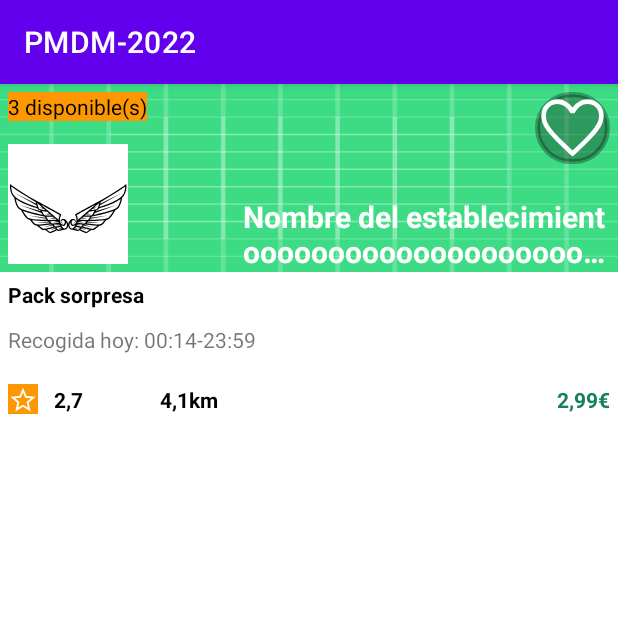
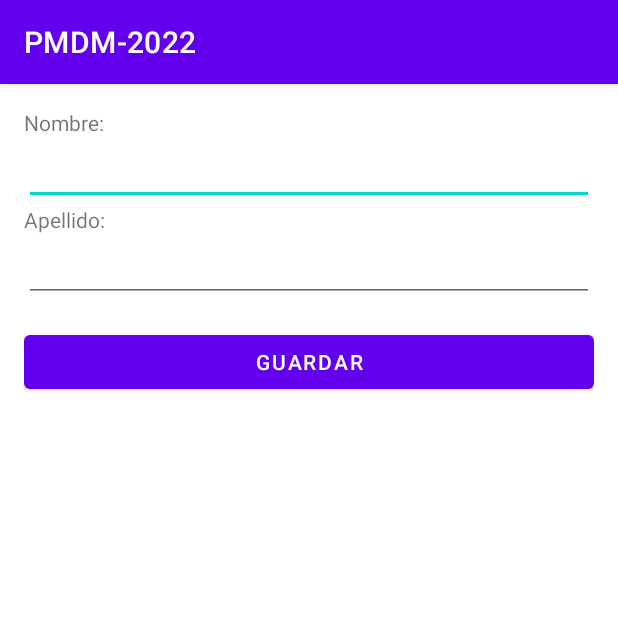
Before and after one commit to Joelgh1/PMDM, an Android app: the screen it shows after launch (Ut01Ex04Activity before the commit, Ut01Ex06Activity after it), on a phone screen of 412 x 824 dp, the top half of it. Run offline under Robolectric (Android 15) with nearby library versions, the phone set to English and light mode, and no system bars.

Commit message:
Ut01Ex06 EditText and ScrollView

```diff
--- /dev/null
+++ b/app/src/main/java/com/joelgh/pmdm_2022/ut01/ex06/domain/Cat.kt
@@ -0,0 +1,3 @@
+package com.joelgh.pmdm_2022.ut01.ex06.domain
+
+data class Cat(val name: String, val surname: String)
--- /dev/null
+++ b/app/src/main/java/com/joelgh/pmdm_2022/ut01/ex06/presentation/Ut01Ex06Activity.kt
@@ -0,0 +1,33 @@
+package com.joelgh.pmdm_2022.ut01.ex06.presentation
+
+import androidx.appcompat.app.AppCompatActivity
+import android.os.Bundle
+import android.util.Log
+import android.widget.Button
+import android.widget.EditText
+import com.joelgh.pmdm_2022.R
+import com.joelgh.pmdm_2022.ut01.ex06.domain.Cat
+
+class Ut01Ex06Activity : AppCompatActivity() {
+
+    override fun onCreate(savedInstanceState: Bundle?) {
+        super.onCreate(savedInstanceState)
+        setContentView(R.layout.activity_ut01_ex06)
+        setupView()
+    }
+
+    private fun setupView(){
+        val inputName = findViewById<EditText>(R.id.input_name)
+        val inputSurname = findViewById<EditText>(R.id.input_surname)
+        val actionSave = findViewById<Button>(R.id.action_save)
+
+        actionSave.setOnClickListener {
+            val cat = Cat(
+                inputName.text.toString(),
+                inputSurname.text.toString()
+            )
+
+            Log.d("@dev", "Cat: $cat")
+        }
+    }
+}
--- /dev/null
+++ b/app/src/main/res/layout/activity_ut01_ex06.xml
@@ -0,0 +1,38 @@
+<?xml version="1.0" encoding="utf-8"?>
+<LinearLayout xmlns:android="http://schemas.android.com/apk/res/android"
+    xmlns:app="http://schemas.android.com/apk/res-auto"
+    xmlns:tools="http://schemas.android.com/tools"
+    android:layout_width="match_parent"
+    android:layout_height="match_parent"
+    android:orientation="vertical"
+    android:layout_margin="@dimen/both_spacing"
+    tools:context=".ut01.ex06.presentation.Ut01Ex06Activity">
+
+    <TextView
+        android:text="@string/form_label_name"
+        android:layout_width="match_parent"
+        android:layout_height="wrap_content"/>
+
+    <EditText
+        android:id="@+id/input_name"
+        android:layout_width="match_parent"
+        android:layout_height="wrap_content"/>
+
+    <TextView
+        android:text="@string/form_label_surname"
+        android:layout_width="match_parent"
+        android:layout_height="wrap_content"/>
+
+    <EditText
+        android:id="@+id/input_surname"
+        android:layout_width="match_parent"
+        android:layout_height="wrap_content"/>
+
+    <Button
+        android:id="@+id/action_save"
+        android:layout_marginTop="@dimen/both_spacing"
+        android:text="@string/form_label_save"
+        android:layout_width="match_parent"
+        android:layout_height="wrap_content"/>
+
+</LinearLayout>
--- a/app/src/main/res/values/colors.xml
+++ b/app/src/main/res/values/colors.xml
@@ -11,5 +11,6 @@
     <color name="yellow">#FFEB3B</color>
     <color name="orange">#FF9800</color>
     <color name="dark_green">#198158</color>
+    <color name="white_50">#80FFFFFF</color>
     <color name="weak_black">#4D000000</color>
 </resources>
--- a/app/src/main/res/values/dimens.xml
+++ b/app/src/main/res/values/dimens.xml
@@ -13,4 +13,8 @@
     <dimen name="text_size">20sp</dimen>
     <dimen name="logo_size">80dp</dimen>
     <dimen name="text_width">250dp</dimen>
+    <dimen name="both_spacing">16dp</dimen>
+    <dimen name="line_spacing">8dp</dimen>
+    <dimen name="icon_size">20dp</dimen>
+    <dimen name="img_size">180dp</dimen>
 </resources>
--- a/app/src/main/res/values/strings.xml
+++ b/app/src/main/res/values/strings.xml
@@ -14,4 +14,9 @@
     <string name="info">Recogida hoy: 00:14-23:59</string>
     <string name="text_title">Pack sorpresa</string>
     <string name="product_title">Nombre del establecimientoooooooooooooooooooooooooooooooooooooooooooooooooooooooooooooooooo</string>
+
+    <!--Form-->
+    <string name="form_label_name">Nombre:</string>
+    <string name="form_label_surname">Apellido:</string>
+    <string name="form_label_save">Guardar</string>
 </resources>
```
Also changed, not shown: app/src/main/AndroidManifest.xml (+19 -6 lines), app/src/main/java/com/joelgh/pmdm_2022/ut01/ex05/presentation/Ut01Ex05Activity.kt (added, +12 -0 lines), app/src/main/res/drawable/ic_share.xml (added, +9 -0 lines), app/src/main/res/layout/activity_ut01_ex05.xml (added, +92 -0 lines).
